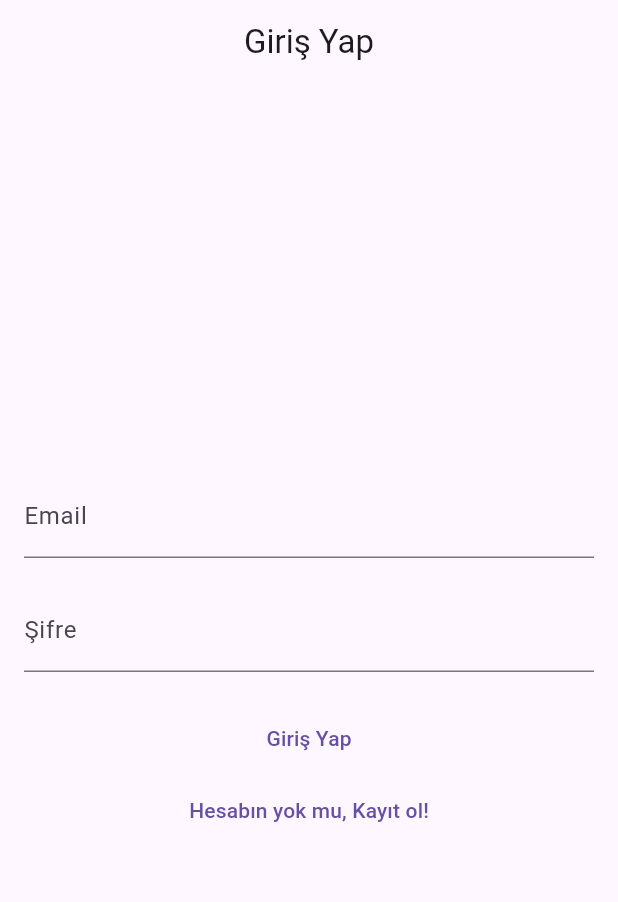
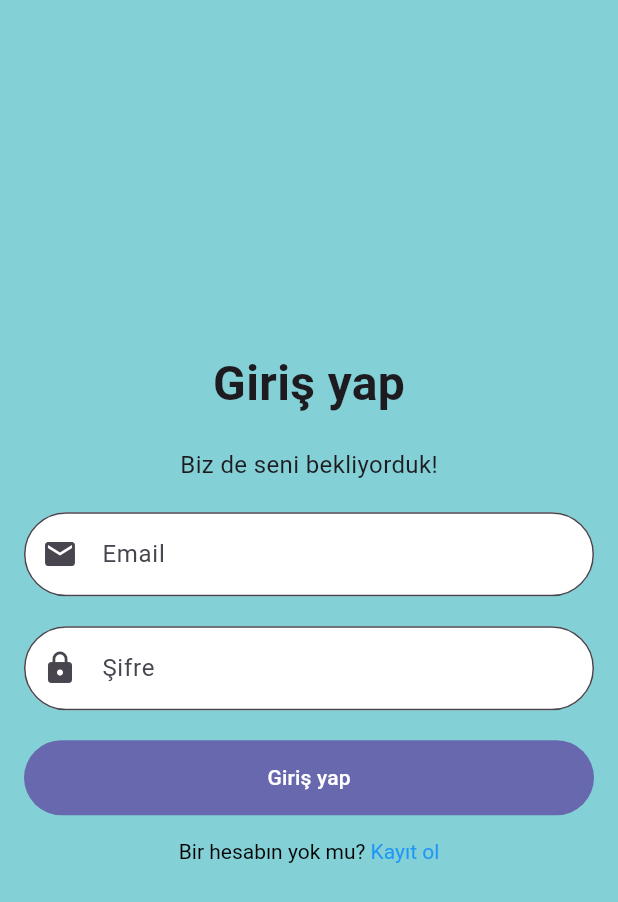
Before and after one commit to progressiveOverload/appjam_1, a Flutter app: the screen it shows after launch, on a phone screen of 412 x 824 dp. Shown: the top 902 px of the screen. Run offline on Flutter 3.47's test engine with Material 3 defaults, Android fonts, the phone set to English and light mode, and no system bars; our stand-ins replace bottom_navy_bar, firebase_auth, firebase_core, firebase_storage, geolocator, get and 2 more; accounts and stored records are empty.

Commit message:
updated giris_yap

```diff
--- a/lib/screens/giris_yap.dart
+++ b/lib/screens/giris_yap.dart
@@ -57,36 +57,98 @@ class GirisScreenState extends State<GirisScreen> {
   @override
   Widget build(BuildContext context) {
     return Scaffold(
-      appBar: AppBar(
-        centerTitle: true,
-        title: const Text('Giriş Yap'),
-      ),
+      backgroundColor: const Color(0xFF83d1d7),
+      // appBar: AppBar(
+      //   automaticallyImplyLeading: false,
+      //   centerTitle: true,
+      //   title: const Text('Giriş Yap'),
+      // ),
       body: Padding(
         padding: const EdgeInsets.all(16.0),
         child: Column(
           mainAxisAlignment: MainAxisAlignment.center,
           children: <Widget>[
+            const Text(
+              'Giriş yap',
+              style: TextStyle(
+                fontSize: 32.0,
+                fontWeight: FontWeight.bold,
+              ),
+            ),
+            const SizedBox(height: 20.0), // Add some space
+            const Text(
+              'Biz de seni bekliyorduk!',
+              style: TextStyle(
+                fontSize: 16.0,
+              ),
+            ),
+            const SizedBox(height: 20.0),
             TextFormField(
               controller: _emailController,
-              decoration: const InputDecoration(labelText: 'Email'),
+              decoration: InputDecoration(
+                fillColor: Colors.white, // Set the background color to white
+                filled: true, // Enable filling
+                labelText: 'Email',
+                prefixIcon: const Icon(Icons.email),
+                border: OutlineInputBorder(
+                  borderRadius: BorderRadius.circular(30.0),
+                ),
+              ),
               keyboardType: TextInputType.emailAddress,
             ),
             const SizedBox(height: 20.0),
             TextFormField(
               controller: _passwordController,
-              decoration: const InputDecoration(labelText: 'Şifre'),
+              decoration: InputDecoration(
+                fillColor: Colors.white, // Set the background color to white
+                filled: true, // Enable filling
+                labelText: 'Şifre',
+                prefixIcon: const Icon(Icons.lock),
+                border: OutlineInputBorder(
+                  borderRadius: BorderRadius.circular(30.0),
+                ),
+              ),
               obscureText: true,
             ),
             const SizedBox(height: 20.0),
             _isLoading
                 ? const CircularProgressIndicator()
-                : TextButton(
-                    onPressed: _submitForm,
-                    child: const Text('Giriş Yap'),
+                : Container(
+                    height: 50.0, // Set the height of the button
+                    width: double.infinity, // Set the width of the button
+                    decoration: BoxDecoration(
+                      color: const Color(
+                          0xFF6868af), // Set the color of the button
+                      borderRadius: BorderRadius.circular(
+                          30.0), // Make the button circular
+                    ),
+                    child: TextButton(
+                      onPressed: _submitForm,
+                      child: const Text(
+                        'Giriş yap',
+                        style: TextStyle(
+                          color: Colors.white, // Set the color of the text
+                        ),
+                      ),
+                    ),
                   ),
             TextButton(
-              onPressed: _goToSignUpScreen,
-              child: const Text('Hesabın yok mu, Kayıt ol!'),
+              onPressed: () {
+                Get.to(() =>
+                    const KayitOlScreen()); // Navigate to the GirisScreen when the button is pressed
+              },
+              child: RichText(
+                text: const TextSpan(
+                  style: TextStyle(color: Colors.black),
+                  text: 'Bir hesabın yok mu? ',
+                  children: <TextSpan>[
+                    TextSpan(
+                      text: 'Kayıt ol',
+                      style: TextStyle(color: Colors.blue),
+                    ),
+                  ],
+                ),
+              ),
             ),
           ],
         ),
```
